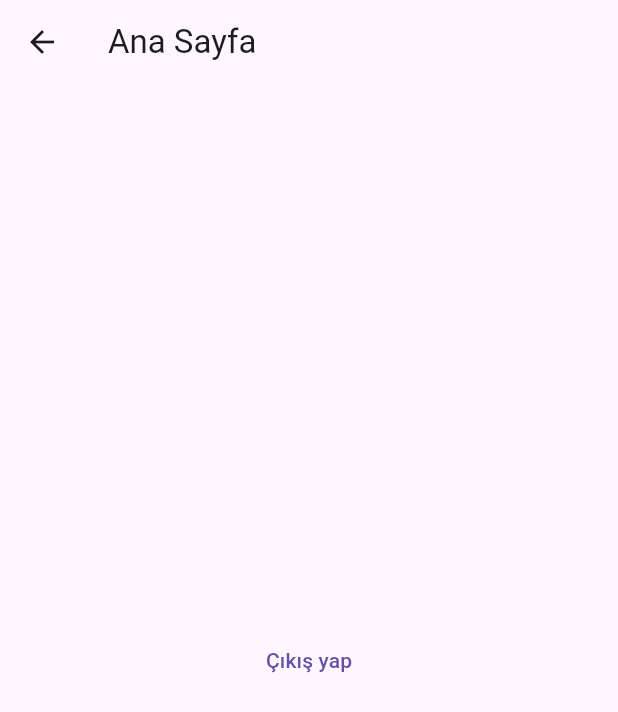
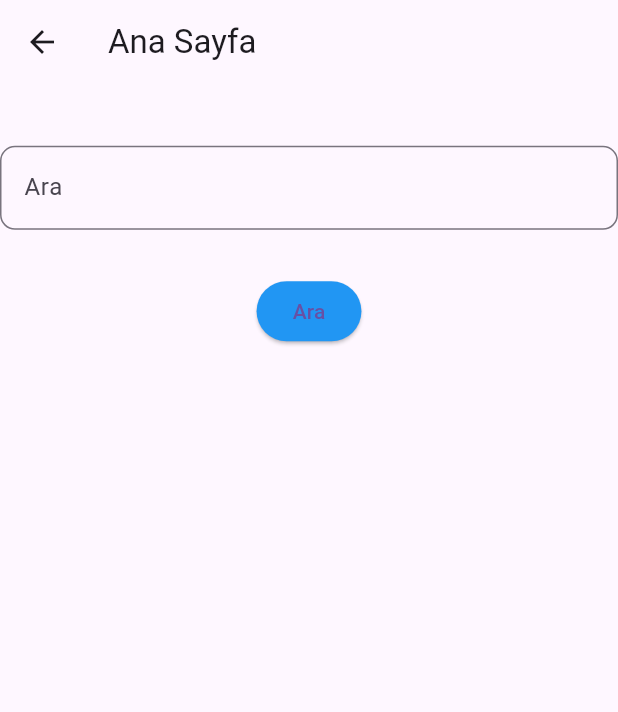
Before and after one commit to an90ass/IM, a Flutter app: the AnaEkran screen opened by its route, on a phone screen of 412 x 824 dp. Shown: the top 712 px of the screen. Run offline on Flutter 3.47's test engine with Material 3 defaults, Android fonts, the light colour scheme and no system bars; our stand-ins replace cloud_firestore, firebase_auth, firebase_core; accounts and stored records are empty.

Commit message:
Ana ekran ve email ile arama islemi yaptim
Ana ekrani tasarladim ve email ile arama yaparak diger kullanıcının (onunla iletisim kurulacak kisi) bilgilerini firestoreden aldim ve Ana ekrana gonderdim Daha sonra bu bilgileri uzerinde tiklayarak hemen chat sayfasina gecilebilir

```diff
--- a/swift_chat/lib/AnaEkran.dart
+++ b/swift_chat/lib/AnaEkran.dart
@@ -1,20 +1,97 @@
-// ignore_for_file: prefer_const_constructors
+// ignore_for_file: prefer_const_constructors, unused_import, sized_box_for_whitespace, unused_field, no_leading_underscores_for_local_identifiers, unused_local_variable, avoid_print
 
+import 'package:cloud_firestore/cloud_firestore.dart';
 import 'package:flutter/material.dart';
 import 'package:swift_chat/Methods.dart';
-class AnaEkran extends StatelessWidget {
+class AnaEkran extends StatefulWidget {
   const AnaEkran({super.key});
 
   @override
+  State<AnaEkran> createState() => _AnaEkranState();
+}
+
+class _AnaEkranState extends State<AnaEkran> {
+  Map <String,dynamic>? userMap;
+  bool isLoading = false;
+  final TextEditingController _search = TextEditingController();
+
+  void onSearch() async {
+  FirebaseFirestore _firestore = FirebaseFirestore.instance;
+  setState(() {
+    isLoading = true;
+  });
+  print("Text in the search field: ${_search.text}");
+  await _firestore.collection("users").where("email", isEqualTo: _search.text.trim()).get().then((value) {
+    setState(() {
+      if (value.docs.isNotEmpty) {
+        userMap = value.docs[0].data();
+      } else {
+        // Handle the case when no matching document is found
+        userMap = null;
+      }
+      isLoading = false;
+    });
+
+    print(userMap);
+  });
+  }
+  @override
   Widget build(BuildContext context) {
+    final size = MediaQuery.of(context).size;
     return  Scaffold(
       appBar: AppBar(title: Text("Ana Sayfa")),
-      body: Center(
-        child: TextButton(
-           onPressed: () => logOut(context),
-           child: Text("Çıkış yap"),
-           ),
-      ),
+      body: isLoading?Center(child: Container(
+        height: size.height/20,
+        width: size.width/20,
+        child: CircularProgressIndicator(),
+      ),): Column(children: [
+            SizedBox(
+                height: size.height/20,//ekran ustunden
+            ),
+            Container(
+              height: size.height/14,
+              width: size.width,
+              child: Container(
+                height: size.height/14,
+                width: size.width/1.2,
+                child: TextField(
+                  controller: _search,
+                  decoration: InputDecoration(
+                    hintText: "Ara",
+                    border: OutlineInputBorder(
+                      borderRadius: BorderRadius.circular(10),
+                    ),
+                  ),
+                 ),
+              ),
+            ),
+            SizedBox(
+              height: size.height/30,
+            ),
+            ElevatedButton( onPressed:onSearch,
+
+            style: ElevatedButton.styleFrom(
+                backgroundColor: Colors.blue,),
+            child: Text("Ara"),
+            ),
+          SizedBox(
+            height: size.height/30,
+          ),
+            userMap != null ? ListTile(
+              leading: Icon(Icons.account_box,color: Colors.black,),
+              title: Text(userMap?['name'],style: TextStyle(
+                color: Colors.black,
+                fontSize: 15,
+                fontWeight: FontWeight.w500
+              ),),
+              subtitle:Text (userMap?['email']),
+              trailing: Icon(Icons.chat,color: Colors.black,),
+            ):Container()
+
+
+
+      ],),
     );
   }
+
 }
```
